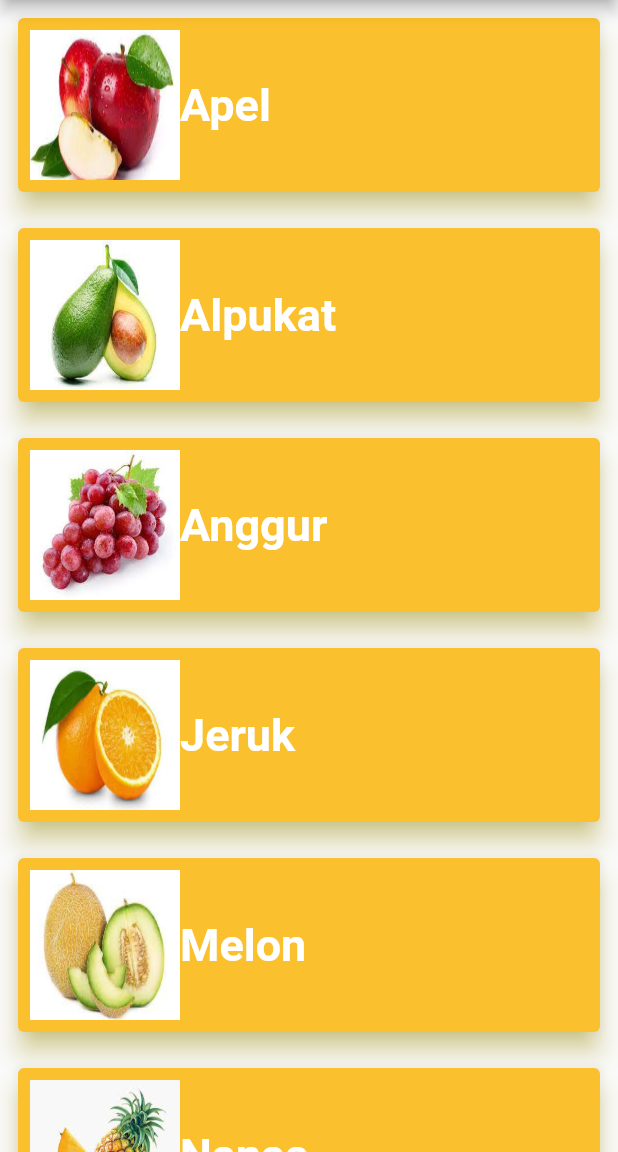
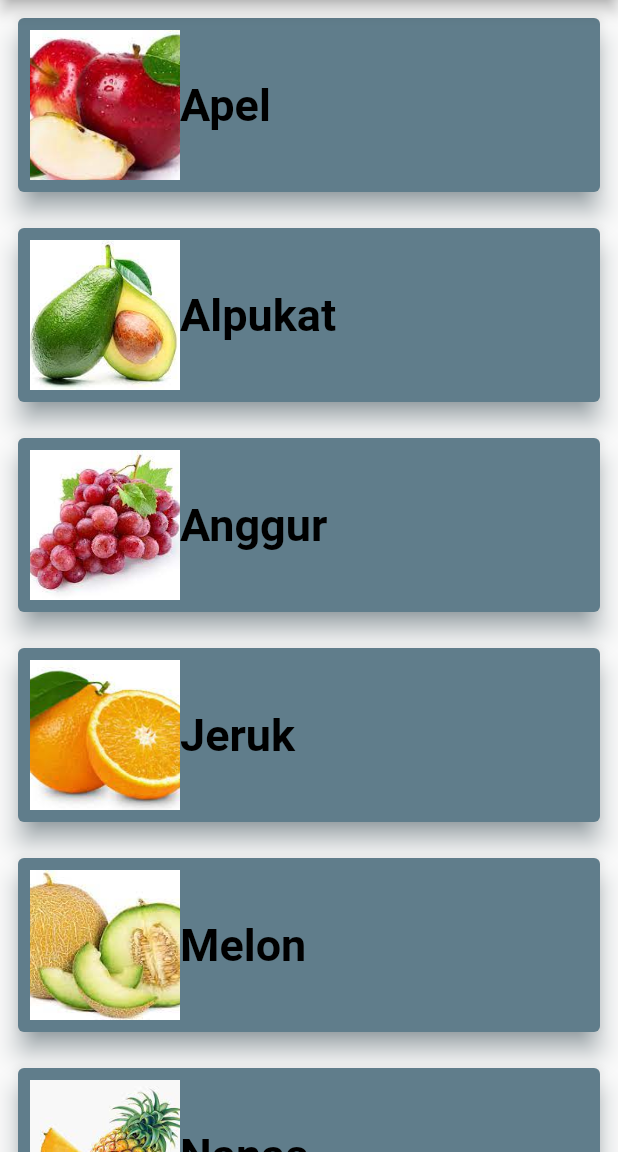
Before and after one commit to yuliaaaaa678/BuahAplikasi, a Flutter app: the screen it shows after launch, on a phone screen of 412 x 824 dp, the part 84-1236 px from its top. Run offline on Flutter 3.47's test engine with Material 2 defaults, Android fonts, the light colour scheme and no system bars; missing offline and left inert: flutter_webview_plugin.

Commit message:
first commit

```diff
--- a/lib/page/buah_page.dart
+++ b/lib/page/buah_page.dart
@@ -30,8 +30,8 @@ class BuahPage extends StatelessWidget {
                 padding: const EdgeInsets.all(8.0),
                 child: Card(
                   elevation: 7,
-                  color: Colors.yellow[700],
-                  shadowColor: Colors.yellow,
+                  color: Colors.blueGrey[500],
+                  shadowColor: Colors.blueGrey,
                   child: Padding(
                     padding: const EdgeInsets.all(8.0),
                     child: Row(
@@ -40,14 +40,14 @@ class BuahPage extends StatelessWidget {
                           buah.gambarBuah ?? "assets/gambar/noimage.png",
                           width: 100,
                           height: 100,
-                          fit: BoxFit.fill,
+                          fit: BoxFit.cover,
                         ),
                         Text(
                           buah.namaBuah ?? "no tittle",
                           style: const TextStyle(
                               fontSize: 30,
                               fontWeight: FontWeight.bold,
-                              color: Colors.white),
+                              color: Colors.black),
                         )
                       ],
                     ),
```
Also changed, not shown: lib/page/detailbuah_page.dart (+27 -1 lines).
